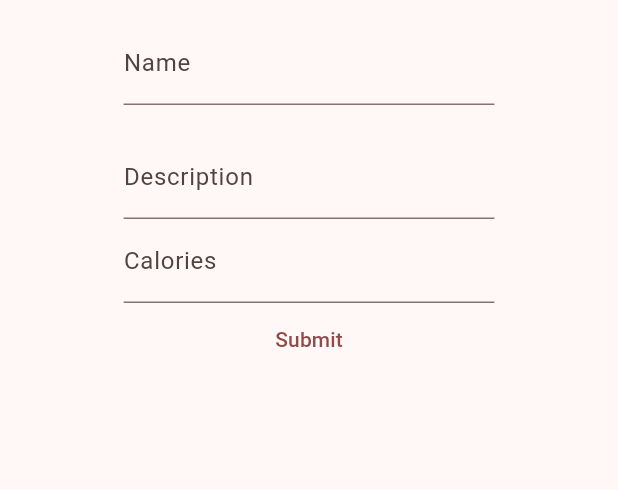
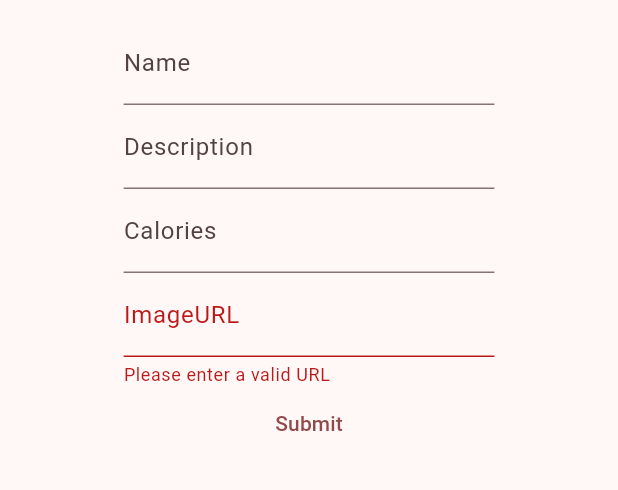
Before and after one commit to Junkfood-dk/JunkFoodAdmin, a Flutter app: the HomePage screen opened directly, after a tap on "Submit", on a phone screen of 412 x 824 dp, the part 63-553 px from its top. Run offline on Flutter 3.47's test engine with Material 3 defaults, Android fonts, the phone set to English and light mode, and no system bars; our stand-ins replace flutter_dotenv, supabase_flutter; missing offline and left inert: supabase_auth_ui; accounts and stored records are empty.

Commit message:
Add ImageURL field
Add ImageURL field to both the model and to the form. Also a minor refactor of the input to form for validation purposes. Validates valid URL.

```diff
--- a/lib/model/dish_model.dart
+++ b/lib/model/dish_model.dart
@@ -2,13 +2,19 @@ class DishModel {
   String title;
   String description;
   int calories;
-  DishModel({required this.title, this.description = "", this.calories = 0});
+  String imageUrl;
+  DishModel(
+      {required this.title,
+      this.description = "",
+      this.calories = 0,
+      this.imageUrl = ""});
 
   Map<String, dynamic> toJson() {
     return {
       'title': title,
       'description': description,
       'calories': calories,
+      'image': imageUrl
     };
   }
 }
--- a/lib/pages/home_page.dart
+++ b/lib/pages/home_page.dart
@@ -3,6 +3,8 @@ import 'package:chefapp/model/dish_model.dart';
 import 'package:flutter/material.dart';
 import 'package:flutter/services.dart';
 import 'package:provider/provider.dart';
+
+final _formKey = GlobalKey<FormState>();
 
 class HomePage extends StatelessWidget {
   TextStyle labelText =
@@ -20,16 +22,16 @@ class HomePage extends StatelessWidget {
           body: Center(
               child: SizedBox(
             width: MediaQuery.sizeOf(context).width * 0.6,
+            child: Form(
+              key: _formKey,
               child: Column(
                 children: [
                   Consumer<HomePageState>(
                       builder: (context, state, _) => TextFormField(
-                          decoration: const InputDecoration(labelText: "Name"),
+                            decoration:
+                                const InputDecoration(labelText: "Name"),
                             onChanged: (value) => state.setTitle(value),
                           )),
-                const SizedBox(
-                  height: 20,
-                ),
                   Consumer<HomePageState>(
                       builder: (context, state, _) => TextFormField(
                             decoration:
@@ -48,13 +50,40 @@ class HomePage extends StatelessWidget {
                                 state.setCalories(int.parse(value)),
                           )),
                   Consumer<HomePageState>(
+                      builder: (context, state, _) => TextFormField(
+                            validator: (value) {
+                              if (!isValidUrl(value!)) {
+                                return "Please enter a valid URL";
+                              } else {
+                                return null;
+                              }
+                            },
+                            decoration:
+                                const InputDecoration(labelText: "ImageURL"),
+                            onChanged: (value) {
+                              if (isValidUrl(value)) {
+                                state.setImageUrl(value);
+                              }
+                            },
+                          )),
+                  Consumer<HomePageState>(
                       builder: (context, state, _) => TextButton(
-                        onPressed: () => state.submitDish(),
+                          onPressed: () {
+                            if (_formKey.currentState!.validate()) {
+                              state.submitDish();
+                            }
+                          },
                           child: const Text("Submit")))
                 ],
               ),
+            ),
           ))),
     );
+  }
+
+  bool isValidUrl(String protenitalUri) {
+    Uri? uri = Uri.tryParse(protenitalUri);
+    return uri != null && uri.isAbsolute;
   }
 }
 
@@ -62,6 +91,7 @@ class HomePageState extends ChangeNotifier {
   String title = "";
   String description = "";
   int calories = 0;
+  String imageUrl = "";
 
   void setTitle(String newValue) {
     title = newValue;
@@ -82,9 +112,17 @@ class HomePageState extends ChangeNotifier {
     }
   }
 
+  void setImageUrl(String newValue) {
+    imageUrl = newValue;
+    notifyListeners();
+  }
+
   Future<void> submitDish() async {
-    DishModel newDish =
-        DishModel(title: title, description: description, calories: calories);
+    DishModel newDish = DishModel(
+        title: title,
+        description: description,
+        calories: calories,
+        imageUrl: imageUrl);
     await supabase.from("Dishes").insert(newDish);
   }
 }
```
Lines whose indentation alone changed are shown as unchanged.
